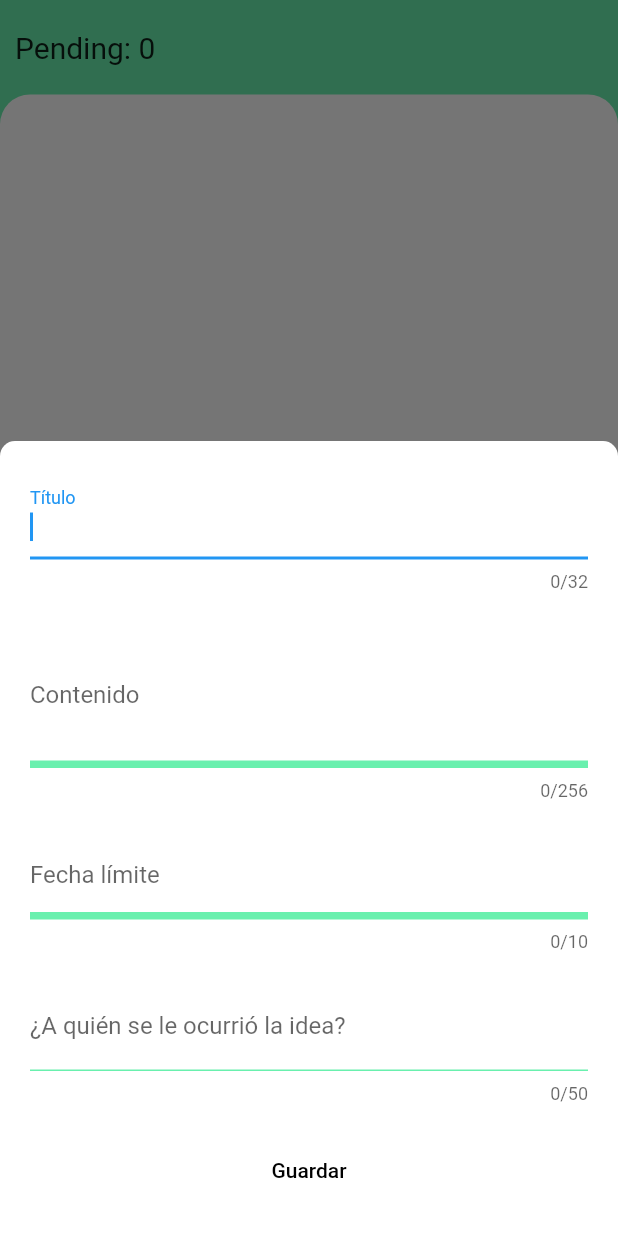
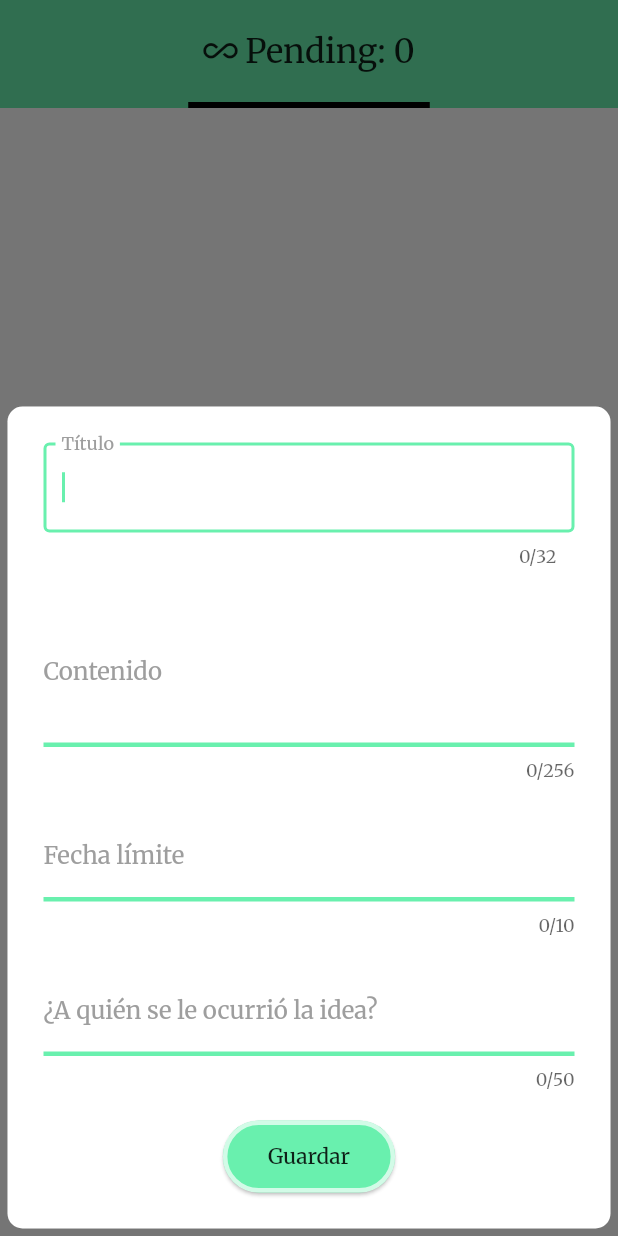
Before and after one commit to bryancalisto/todoitico, a Flutter app: the screen it shows after launch, after a tap on the "add" icon, on a phone screen of 412 x 824 dp. Run offline on Flutter 3.47's test engine with Material 2 defaults, Android fonts, the phone set to English and light mode, and no system bars; our stand-ins replace google_fonts, moor; generated files the repository leaves out were written again.

```diff
--- a/todoitico/lib/main.dart
+++ b/todoitico/lib/main.dart
@@ -1,27 +1,49 @@
 import 'package:flutter/material.dart';
+import 'package:google_fonts/google_fonts.dart';
 import 'package:provider/provider.dart';
 import 'package:todoitico/models/todo.dart';
 import 'package:todoitico/views/listTodosVw.dart';
 import 'package:todoitico/widgets/theLoader.dart';
 
 void main() {
-  runApp(TodoitoApp());
+  final TheDatabase db = TheDatabase();
+  runApp(TodoitoApp(dbService: TheDatabaseService(db)));
 }
 
 class TodoitoApp extends StatelessWidget {
-  final TheDatabase db = TheDatabase();
+
+  final dbService;
+
+  const TodoitoApp({this.dbService});
+
   @override
   Widget build(BuildContext context) {
-    return ChangeNotifierProvider<TheDatabaseService>(
-      create: (context) => TheDatabaseService(db),
+    return ChangeNotifierProvider<BaseDatabaseService>.value(
+      value: dbService ,
       builder: (context, app) {
         return MaterialApp(
           title: 'Todoito',
           theme: ThemeData(
-            primarySwatch: Colors.blue,
+            textSelectionTheme: TextSelectionThemeData(cursorColor: Colors.greenAccent),
+            textTheme: GoogleFonts.merriweatherTextTheme(),
+            inputDecorationTheme: InputDecorationTheme(
+              labelStyle: TextStyle(color: Colors.grey),
+              enabledBorder: UnderlineInputBorder(
+                borderSide: BorderSide(
+                  color: Colors.greenAccent,
+                  width: 3,
+                ),
+              ),
+              focusedBorder: OutlineInputBorder(
+                borderSide: BorderSide(
+                  color: Colors.greenAccent,
+                  width: 2,
+                ),
+              ),
+            ),
           ),
           home: FutureBuilder(
-            future: Provider.of<TheDatabaseService>(context).allTodoEntries,
+            future: Provider.of<BaseDatabaseService>(context).allTodoEntries,
             builder: (context, snapshot) {
               if (snapshot.hasData) {
                 // print(snapshot.data[0]);
@@ -47,3 +69,7 @@ class TodoitoApp extends StatelessWidget {
     );
   }
 }
+
+/*
+* TODO: Add below padding in todos list to allow floating button push and todo status toggle
+* */
--- a/todoitico/lib/models/todo.dart
+++ b/todoitico/lib/models/todo.dart
@@ -42,7 +42,22 @@ class TheDatabase extends _$TheDatabase {
   int get schemaVersion => 2;
 }
 
-class TheDatabaseService with ChangeNotifier {
+abstract class BaseDatabaseService implements ChangeNotifier {
+  Future<List<Todo>> get allTodoEntries;
+  Future<int> getTodoCount(bool pendingOnly);
+
+  Future<bool> addTodo(TodosCompanion entry);
+
+  Future<bool> updateTodo(TodosCompanion entry);
+
+  Future<bool> deleteTodo(int id);
+
+  Future<void> checkboxCallback(int id);
+
+  void closeDB();
+}
+
+class TheDatabaseService with ChangeNotifier implements BaseDatabaseService {
   final TheDatabase db;
 
   TheDatabaseService(this.db);
@@ -105,7 +120,7 @@ class TheDatabaseService with ChangeNotifier {
     }
   }
 
-  void checkboxCallback(int id) async {
+  Future<void> checkboxCallback(int id) async {
     try {
       Todo todo = await (db.select(db.todos)..where((reg) => reg.id.equals(id))).getSingle();
       (db.update(db.todos)..where((reg) => reg.id.equals(id)))
--- a/todoitico/lib/views/listTodosVw.dart
+++ b/todoitico/lib/views/listTodosVw.dart
@@ -1,5 +1,6 @@
 import 'package:flutter/cupertino.dart';
 import 'package:flutter/material.dart';
+import 'package:google_fonts/google_fonts.dart';
 import 'package:provider/provider.dart';
 import 'package:todoitico/models/todo.dart';
 import 'package:todoitico/views/manageTodoVw.dart';
@@ -11,7 +12,10 @@ class ListTodosVw extends StatelessWidget {
     return Scaffold(
       backgroundColor: Colors.greenAccent,
       floatingActionButton: FloatingActionButton(
-        backgroundColor: Colors.white,
+        backgroundColor: Colors.greenAccent,
+        shape: StadiumBorder(
+          side: BorderSide(color: Colors.white70, width: 5),
+        ),
         onPressed: () {
           showModalBottomSheet(
             isScrollControlled: true,
@@ -26,36 +30,38 @@ class ListTodosVw extends StatelessWidget {
         },
         child: Icon(
           Icons.add,
-          color: Colors.greenAccent,
-          size: 37,
+          color: Colors.black,
+          size: 39,
         ),
       ),
       body: FutureBuilder(
-        future: Provider.of<TheDatabaseService>(context).getTodoCount(true),
+        future: Provider.of<BaseDatabaseService>(context).getTodoCount(true),
         builder: (context, snapshot) {
           if (snapshot.hasData) {
             return Column(
-              crossAxisAlignment: CrossAxisAlignment.start,
+              crossAxisAlignment: CrossAxisAlignment.center,
               children: [
                 Container(
                   padding: EdgeInsets.only(left: 10, top: 20, right: 10, bottom: 20),
-                  child: Column(
+                  child: Row(
+                    mainAxisAlignment: MainAxisAlignment.center,
+                    mainAxisSize: MainAxisSize.min,
                     children: [
-                      Text(
-                        'Pending: ${snapshot.data}',
-                        style: TextStyle(fontSize: 20),
-                      ),
+                      Icon(Icons.all_inclusive, size: 23,),
+                      SizedBox(width: 5),
+                      Text('Pending: ${snapshot.data}', style: GoogleFonts.merriweather(fontSize: 22)),
                     ],
+                  ),
+                  decoration: BoxDecoration(
+                    border: Border(
+                      bottom: BorderSide(color: Colors.black, width: 4),
+                    ),
                   ),
                 ),
                 Expanded(
                   child: Container(
                     decoration: BoxDecoration(
                       color: Colors.white,
-                      borderRadius: BorderRadius.only(
-                        topLeft: Radius.circular(20),
-                        topRight: Radius.circular(20),
-                      ),
                     ),
                     child: TodoList(),
                   ),
--- a/todoitico/lib/views/manageTodoVw.dart
+++ b/todoitico/lib/views/manageTodoVw.dart
@@ -1,9 +1,11 @@
 import 'dart:math';
 
+import 'package:flutter/cupertino.dart';
 import 'package:flutter/material.dart';
 import 'package:intl/intl.dart';
 import 'package:provider/provider.dart';
 import 'package:todoitico/models/todo.dart';
+import 'package:todoitico/widgets/mainButton.dart';
 
 class ManageTodoVw extends StatefulWidget {
   final Todo todoToUpdate;
@@ -38,13 +40,12 @@ class _ManageTodoVwState extends State<ManageTodoVw> {
   Widget build(BuildContext context) {
     return Container(
       color: Color(0xff757575),
+      padding: EdgeInsets.all(5),
       child: Container(
         decoration: BoxDecoration(
           color: Colors.white,
-          borderRadius: BorderRadius.only(
-            topLeft: Radius.circular(10),
-            topRight: Radius.circular(10),
-          ),
+          border: Border.all(width: 4, color: Colors.white10),
+          borderRadius: BorderRadius.all(Radius.circular(10)),
         ),
         child: Container(
           padding: EdgeInsets.all(20),
@@ -57,12 +58,6 @@ class _ManageTodoVwState extends State<ManageTodoVw> {
                 maxLength: 32,
                 decoration: InputDecoration(
                   labelText: 'Título',
-                  enabledBorder: UnderlineInputBorder(
-                    borderSide: BorderSide(
-                      color: Colors.greenAccent,
-                      width: 5,
-                    ),
-                  ),
                 ),
               ),
               SizedBox(height: 20),
@@ -74,12 +69,6 @@ class _ManageTodoVwState extends State<ManageTodoVw> {
                 maxLength: 256,
                 decoration: InputDecoration(
                   labelText: 'Contenido',
-                  enabledBorder: UnderlineInputBorder(
-                    borderSide: BorderSide(
-                      color: Colors.greenAccent,
-                      width: 5,
-                    ),
-                  ),
                 ),
               ),
               SizedBox(height: 20),
@@ -87,9 +76,23 @@ class _ManageTodoVwState extends State<ManageTodoVw> {
                 readOnly: true,
                 onTap: () async {
                   DateTime pickedDate = await showDatePicker(
+                      builder: (context, datePicker) {
+                        return Theme(
+                          data: ThemeData.light().copyWith(
+                            colorScheme: ColorScheme.light(
+                              primary: Colors.greenAccent,
+                              onPrimary: Colors.white,
+                              surface: Colors.greenAccent,
+                              onSurface: Colors.black,
+                            ),
+                          ),
+                          child: datePicker,
+                        );
+                      },
                       context: context,
                       initialDate: date ?? DateTime.now(),
-                      firstDate: DateTime(2000), //DateTime.now() - not to allow to choose before today.
+                      firstDate: DateTime(2000),
+                      //DateTime.now() - not to allow to choose before today.
                       lastDate: DateTime(2101));
 
                   if (pickedDate != null) {
@@ -105,12 +108,6 @@ class _ManageTodoVwState extends State<ManageTodoVw> {
                 controller: dateCtl,
                 decoration: InputDecoration(
                   labelText: 'Fecha límite',
-                  enabledBorder: UnderlineInputBorder(
-                    borderSide: BorderSide(
-                      color: Colors.greenAccent,
-                      width: 5,
-                    ),
-                  ),
                 ),
               ),
               SizedBox(height: 20),
@@ -120,17 +117,10 @@ class _ManageTodoVwState extends State<ManageTodoVw> {
                 maxLength: 50,
                 decoration: InputDecoration(
                   labelText: '¿A quién se le ocurrió la idea?',
-                  enabledBorder: UnderlineInputBorder(
-                    borderSide: BorderSide(
-                      color: Colors.greenAccent,
-                      width: 1,
-                    ),
-                  ),
                 ),
               ),
               SizedBox(height: 20),
-              TextButton(
-                child: Text('Guardar', style: TextStyle(color: Colors.black)),
+              MainButton(
                 onPressed: () {
                   titleCtl.text = titleCtl.text.trim();
                   contentCtl.text = contentCtl.text.trim();
@@ -152,7 +142,7 @@ class _ManageTodoVwState extends State<ManageTodoVw> {
 
                     if (widget.todoToUpdate == null) {
                       // CREATE
-                      Provider.of<TheDatabaseService>(context, listen: false).addTodo(newTodoData.toCompanion(true));
+                      Provider.of<BaseDatabaseService>(context, listen: false).addTodo(newTodoData.toCompanion(true));
                     } else {
                       // UPDATE
                       Todo newVersion = widget.todoToUpdate.copyWith(
@@ -164,8 +154,7 @@ class _ManageTodoVwState extends State<ManageTodoVw> {
                         limitDate: date,
                       );
 
-                      Provider.of<TheDatabaseService>(context, listen: false)
-                          .updateTodo(newVersion.toCompanion(true));
+                      Provider.of<BaseDatabaseService>(context, listen: false).updateTodo(newVersion.toCompanion(true));
                     }
                     Navigator.pop(context);
                   } catch (e) {
--- /dev/null
+++ b/todoitico/lib/widgets/mainButton.dart
@@ -0,0 +1,19 @@
+import 'package:flutter/material.dart';
+
+class MainButton extends StatelessWidget {
+  final Function onPressed;
+
+  const MainButton({Key key, this.onPressed}) : super(key: key);
+
+  @override
+  Widget build(BuildContext context) {
+    return MaterialButton(
+      padding: EdgeInsets.symmetric(vertical: 15, horizontal: 30),
+      child: Text('Guardar'),
+      color: Colors.greenAccent,
+      elevation: 1,
+      shape: StadiumBorder(side: BorderSide(color: Colors.white70,width:3)),
+      onPressed: onPressed,
+    );
+  }
+}
--- a/todoitico/lib/widgets/todoList.dart
+++ b/todoitico/lib/widgets/todoList.dart
@@ -7,7 +7,7 @@ import 'package:todoitico/widgets/todoTile.dart';
 class TodoList extends StatelessWidget {
   @override
   Widget build(BuildContext context) {
-    return Consumer<TheDatabaseService>(
+    return Consumer<BaseDatabaseService>(
       builder: (context, data, child) {
         return FutureBuilder(
           future: Future.wait([data.allTodoEntries, data.getTodoCount(false)]),
@@ -17,6 +17,7 @@ class TodoList extends StatelessWidget {
                 itemBuilder: (context, index) {
                   Todo item = snapshot.data[0][index];
                   return TodoTile(
+                    key: Key(item.id.toString()),
                     todo: item,
                     chkboxCallback: (newState) {
                       data.checkboxCallback(item.id);
--- a/todoitico/pubspec.yaml
+++ b/todoitico/pubspec.yaml
@@ -35,6 +35,7 @@ dependencies:
   path: ^1.8.0
   intl: ^0.17.0
   mockito: ^5.0.15
+  google_fonts: ^2.1.0
 
 dev_dependencies:
   flutter_test:
```
Also changed, not shown: todoitico/lib/models/todoNotifier.dart (added, +11 -0 lines), todoitico/lib/widgets/todoTile.dart (+22 -8 lines), todoitico/lib/controllers/todoCtl.dart (deleted), todoitico/pubspec.lock, 1 other file.
